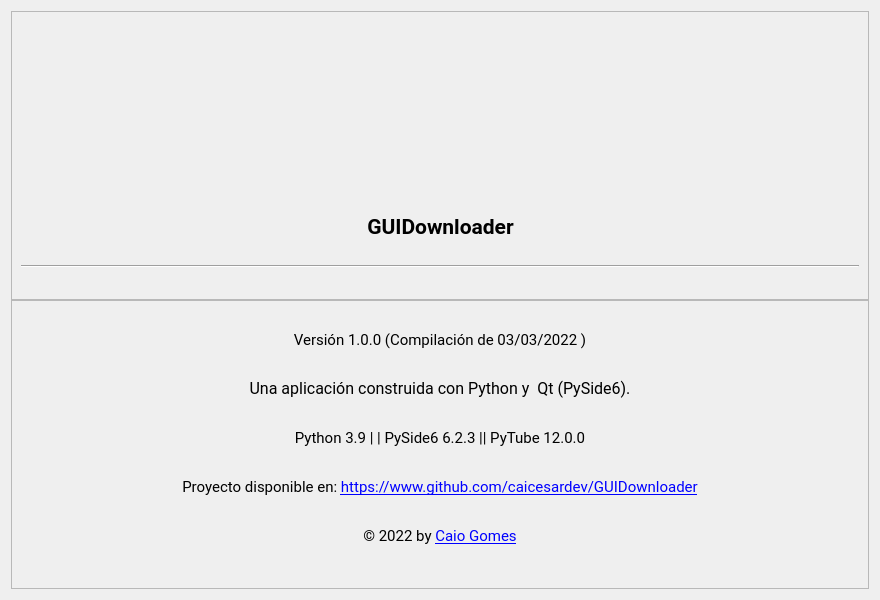
Before: the Qt Designer form app/ui/About.ui in caicesardev/GUIDownloader, drawn with Qt 5.
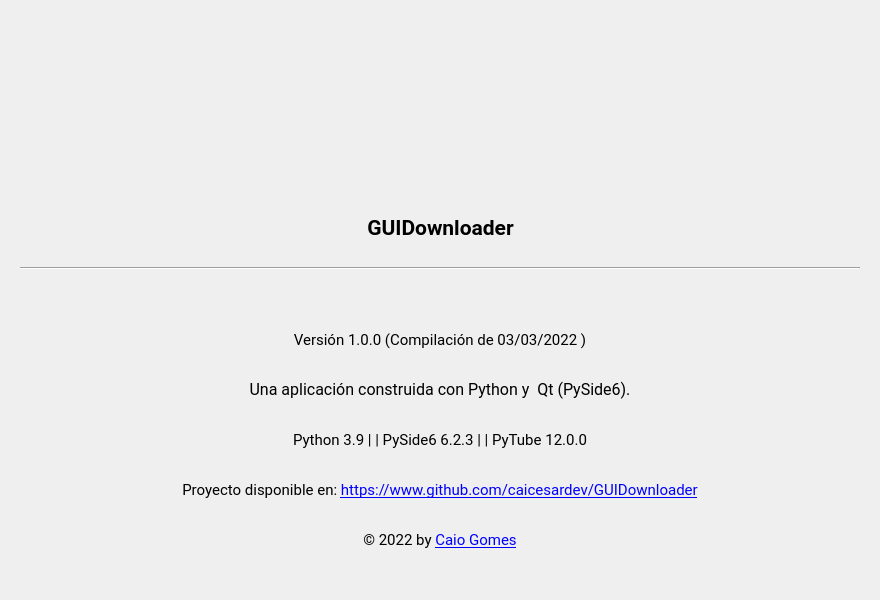
After: the same form once the commit is applied. Icons and pictures are not drawn.

Commit message: Adjusted ui for Fusion style

```diff
--- a/app/ui/About.ui
+++ b/app/ui/About.ui
@@ -41,12 +41,6 @@
    </property>
    <item>
     <widget class="QFrame" name="top_frame">
-     <property name="frameShape">
-      <enum>QFrame::StyledPanel</enum>
-     </property>
-     <property name="frameShadow">
-      <enum>QFrame::Raised</enum>
-     </property>
      <layout class="QGridLayout" name="gridLayout">
       <property name="bottomMargin">
        <number>0</number>
@@ -137,12 +131,6 @@
    </item>
    <item>
     <widget class="QFrame" name="bottom_frame">
-     <property name="frameShape">
-      <enum>QFrame::StyledPanel</enum>
-     </property>
-     <property name="frameShadow">
-      <enum>QFrame::Raised</enum>
-     </property>
      <layout class="QVBoxLayout" name="verticalLayout_3">
       <property name="spacing">
        <number>0</number>
@@ -215,7 +203,7 @@
          </font>
         </property>
         <property name="text">
-         <string>Python 3.9 | | PySide6 6.2.3 || PyTube 12.0.0</string>
+         <string>Python 3.9 | | PySide6 6.2.3 | | PyTube 12.0.0</string>
         </property>
         <property name="alignment">
          <set>Qt::AlignCenter</set>
```
The commit also changes 5 other files.
